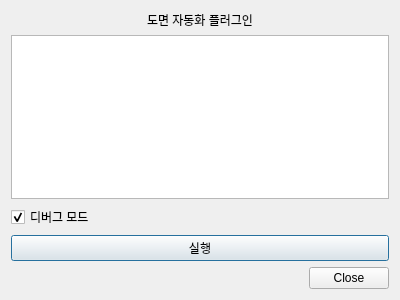
Before: the Qt Designer form domun_automation_dialog_base.ui in lily11265/actual_vegetation_map, drawn with Qt 5.
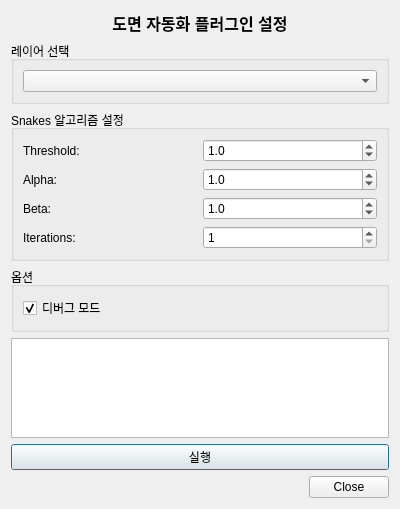
After: the same form once the commit is applied.

What changed in the file:
```diff
--- a/domun_automation_dialog_base.ui
+++ b/domun_automation_dialog_base.ui
@@ -7,7 +7,7 @@
     <x>0</x>
     <y>0</y>
     <width>400</width>
-    <height>300</height>
+    <height>500</height>
    </rect>
   </property>
   <property name="windowTitle">
@@ -17,11 +17,157 @@
    <item>
     <widget class="QLabel" name="label">
      <property name="text">
-      <string>도면 자동화 플러그인</string>
+      <string>도면 자동화 플러그인 설정</string>
      </property>
      <property name="alignment">
       <set>Qt::AlignCenter</set>
      </property>
+     <property name="font">
+      <font>
+       <pointsize>12</pointsize>
+       <weight>75</weight>
+       <bold>true</bold>
+      </font>
+     </property>
+    </widget>
+   </item>
+   <item>
+    <widget class="QGroupBox" name="layerGroupBox">
+     <property name="title">
+      <string>레이어 선택</string>
+     </property>
+     <layout class="QVBoxLayout" name="layerLayout">
+      <item>
+       <widget class="QComboBox" name="layerComboBox">
+       </widget>
+      </item>
+     </layout>
+    </widget>
+   </item>
+   <item>
+    <widget class="QGroupBox" name="snakesGroupBox">
+     <property name="title">
+      <string>Snakes 알고리즘 설정</string>
+     </property>
+     <layout class="QGridLayout" name="snakesLayout">
+      <item row="0" column="0">
+       <widget class="QLabel" name="thresholdLabel">
+        <property name="text">
+         <string>Threshold:</string>
+        </property>
+       </widget>
+      </item>
+      <item row="0" column="1">
+       <widget class="QDoubleSpinBox" name="thresholdSpinBox">
+        <property name="decimals">
+         <number>1</number>
+        </property>
+        <property name="minimum">
+         <double>0.1</double>
+        </property>
+        <property name="maximum">
+         <double>10.0</double>
+        </property>
+        <property name="singleStep">
+         <double>0.1</double>
+        </property>
+        <property name="value">
+         <double>1.0</double>
+        </property>
+       </widget>
+      </item>
+      <item row="1" column="0">
+       <widget class="QLabel" name="alphaLabel">
+        <property name="text">
+         <string>Alpha:</string>
+        </property>
+       </widget>
+      </item>
+      <item row="1" column="1">
+       <widget class="QDoubleSpinBox" name="alphaSpinBox">
+        <property name="decimals">
+         <number>1</number>
+        </property>
+        <property name="minimum">
+         <double>0.1</double>
+        </property>
+        <property name="maximum">
+         <double>10.0</double>
+        </property>
+        <property name="singleStep">
+         <double>0.1</double>
+        </property>
+        <property name="value">
+         <double>1.0</double>
+        </property>
+       </widget>
+      </item>
+      <item row="2" column="0">
+       <widget class="QLabel" name="betaLabel">
+        <property name="text">
+         <string>Beta:</string>
+        </property>
+       </widget>
+      </item>
+      <item row="2" column="1">
+       <widget class="QDoubleSpinBox" name="betaSpinBox">
+        <property name="decimals">
+         <number>1</number>
+        </property>
+        <property name="minimum">
+         <double>0.1</double>
+        </property>
+        <property name="maximum">
+         <double>10.0</double>
+        </property>
+        <property name="singleStep">
+         <double>0.1</double>
+        </property>
+        <property name="value">
+         <double>1.0</double>
+        </property>
+       </widget>
+      </item>
+      <item row="3" column="0">
+       <widget class="QLabel" name="iterationsLabel">
+        <property name="text">
+         <string>Iterations:</string>
+        </property>
+       </widget>
+      </item>
+      <item row="3" column="1">
+       <widget class="QSpinBox" name="iterationsSpinBox">
+        <property name="minimum">
+         <number>1</number>
+        </property>
+        <property name="maximum">
+         <number>10</number>
+        </property>
+        <property name="value">
+         <number>1</number>
+        </property>
+       </widget>
+      </item>
+     </layout>
+    </widget>
+   </item>
+   <item>
+    <widget class="QGroupBox" name="optionsGroupBox">
+     <property name="title">
+      <string>옵션</string>
+     </property>
+     <layout class="QVBoxLayout" name="optionsLayout">
+      <item>
+       <widget class="QCheckBox" name="debugCheckBox">
+        <property name="text">
+         <string>디버그 모드</string>
+        </property>
+        <property name="checked">
+         <bool>true</bool>
+        </property>
+       </widget>
+      </item>
+     </layout>
     </widget>
    </item>
    <item>
@@ -29,15 +175,11 @@
      <property name="readOnly">
       <bool>true</bool>
      </property>
-    </widget>
-   </item>
-   <item>
-    <widget class="QCheckBox" name="debugCheckBox">
-     <property name="text">
-      <string>디버그 모드</string>
-     </property>
-     <property name="checked">
-      <bool>true</bool>
+     <property name="minimumSize">
+      <size>
+       <width>0</width>
+       <height>100</height>
+      </size>
      </property>
     </widget>
    </item>
```
